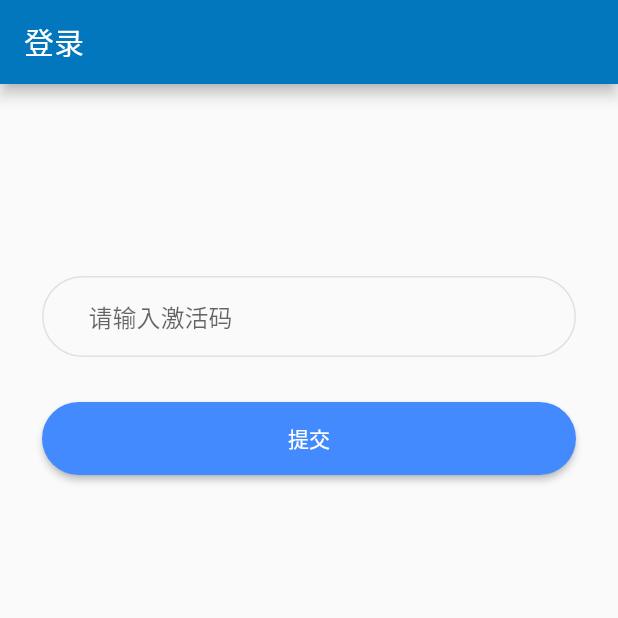
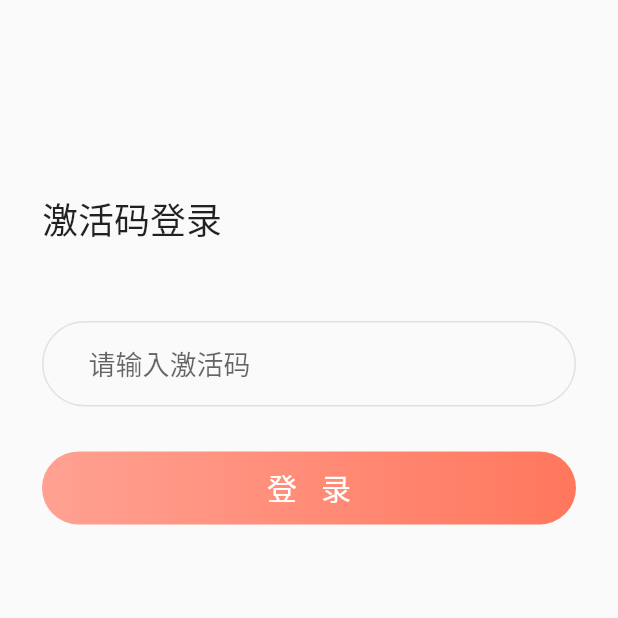
Before and after one commit to 214132049/jiakao, a Flutter app: the screen it shows after launch, on a phone screen of 412 x 824 dp, the top half of it. Run offline on Flutter 3.47's test engine with Material 2 defaults, Android fonts, the phone set to English and light mode, and no system bars; our stand-ins replace device_info, flutter_screenutil.

```diff
--- a/lib/homePage.dart
+++ b/lib/homePage.dart
@@ -15,11 +15,15 @@ class HomePageState extends State<HomePage> {
   bool _auth = false;
   String _code = '';
 
-  homePageState() {
+  void _homePageState() {
     if (_auth == true) {
+      this._jump();
+    }
+  }
+
+  void _jump() {
     Navigator.push(
         context, MaterialPageRoute(builder: (context) => QuestionPage()));
-    }
   }
 
   Map<String, dynamic> _readAndroidBuildData(AndroidDeviceInfo build) {
@@ -56,6 +60,7 @@ class HomePageState extends State<HomePage> {
 
   void _enter() {
     print(_code);
+    this._jump();
   }
 
   void _setCode(v) {
@@ -67,16 +72,23 @@ class HomePageState extends State<HomePage> {
   @override
   Widget build(BuildContext context) {
     return Scaffold(
-        appBar: AppBar(
-          title: Text('登录'),
-        ),
+        // appBar: AppBar(
+        //   title: Text('登录'),
+        // ),
         body: Padding(
       padding: EdgeInsets.all(28.0),
       child: Wrap(children: <Widget>[
         Container(
-                padding: EdgeInsets.only(
-                    left: 30.0, right: 30.0, top: 2.0, bottom: 2.0),
-                margin: EdgeInsets.only(top: 100.0, bottom: 30.0),
+          margin: EdgeInsets.only(top: 100.0),
+          child: Text(
+            '激活码登录',
+            style: TextStyle(fontSize: 24.0),
+          ),
+        ),
+        Container(
+            padding:
+                EdgeInsets.only(left: 30.0, right: 30.0, top: 2.0, bottom: 2.0),
+            margin: EdgeInsets.only(top: 50.0, bottom: 30.0),
             decoration: BoxDecoration(
                 borderRadius: BorderRadius.circular(100.0),
                 border: Border.all(
@@ -85,6 +97,8 @@ class HomePageState extends State<HomePage> {
                     color: Color.fromRGBO(0, 0, 0, 0.1))),
             child: TextField(
               onChanged: _setCode,
+              style: TextStyle(
+                  textBaseline: TextBaseline.alphabetic, fontSize: 18.0),
               decoration: InputDecoration(
                 hintText: '请输入激活码',
                 border: InputBorder.none,
@@ -92,16 +106,21 @@ class HomePageState extends State<HomePage> {
             )),
         Container(
             width: double.infinity,
+            decoration: BoxDecoration(
+                gradient: LinearGradient(
+                    colors: [Color(0xffffa192), Color(0xffff775d)]), // 渐变色
+                borderRadius: BorderRadius.circular(48.0)),
             child: MaterialButton(
-                    color: Colors.blueAccent,
                 textColor: Colors.white,
                 height: ScreenUtil().setHeight(48.0),
                 onPressed: _enter,
-                    child: Text('提交'),
+                child: Text(
+                  '登录',
+                  style: TextStyle(fontSize: 20.0, letterSpacing: 16.0),
+                ),
                 shape: RoundedRectangleBorder(
                     side: BorderSide.none,
-                        borderRadius: BorderRadius.all(Radius.circular(50))))
-                ),
+                    borderRadius: BorderRadius.circular(48.0)))),
       ]),
     ));
   }
--- a/lib/main.dart
+++ b/lib/main.dart
@@ -1,9 +1,21 @@
 import 'package:flutter/material.dart';
 import 'package:flutter_screenutil/flutter_screenutil.dart';
+import 'package:flutter/services.dart';
+import 'dart:io';
 import './homePage.dart';
 
 void main() {
   runApp(MyApp());
+  if(Platform.isAndroid){
+    SystemUiOverlayStyle style = SystemUiOverlayStyle(
+        statusBarColor: Colors.white,
+        ///这是设置状态栏的图标和字体的颜色
+        ///Brightness.light  一般都是显示为白色
+        ///Brightness.dark 一般都是显示为黑色
+        statusBarIconBrightness: Brightness.light
+    );
+    SystemChrome.setSystemUIOverlayStyle(style);
+  }
 }
 
 class MyApp extends StatelessWidget {
@@ -15,9 +27,9 @@ class MyApp extends StatelessWidget {
         child: MaterialApp(
           title: '驾考',
           theme: ThemeData(
-            primaryColor: Colors.lightBlue[800],
-            accentColor: Colors.cyan[600],
-            primarySwatch: Colors.blue,
+            primaryColor: Colors.white,
+            cursorColor: Color(0xffff775d),
+            textSelectionHandleColor: Color(0xffff775d),
             visualDensity: VisualDensity.adaptivePlatformDensity,
           ),
           home: HomePage(),
```
Also changed, not shown: lib/questionPage.dart (+80 -4 lines). Lines whose indentation alone changed are shown as unchanged.
